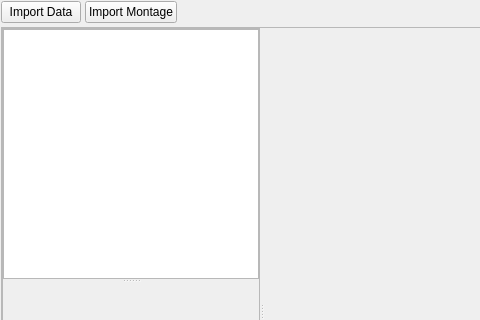
Above: Source/Applications/IMFViewer/UI_Files/IMFViewer_UI.ui from BlueQuartzSoftware/IMFViewer before the change; both pictures show x 0 to 480 and y 0 to 320 of the 856 by 619 pixel window. Below: the same form after it.
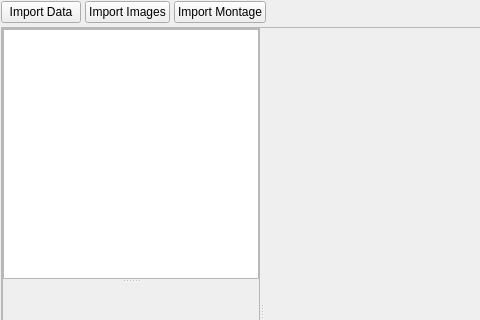
That is the form after the change. Custom widgets are drawn as their Qt base class.

Commit message: Added Import Images button to toolbar * Also updated submodule commit for SIMPLVtkLib

Patch:
```diff
--- a/Source/Applications/IMFViewer/UI_Files/IMFViewer_UI.ui
+++ b/Source/Applications/IMFViewer/UI_Files/IMFViewer_UI.ui
@@ -135,6 +135,13 @@
         </property>
        </widget>
       </item>
+      <item>
+       <widget class="QPushButton" name="importImagesBtn">
+        <property name="text">
+         <string>Import Images</string>
+        </property>
+       </widget>
+      </item>
       <item>
        <widget class="QPushButton" name="importMontageBtn">
         <property name="text">
```
The commit also changes 1 other file.
